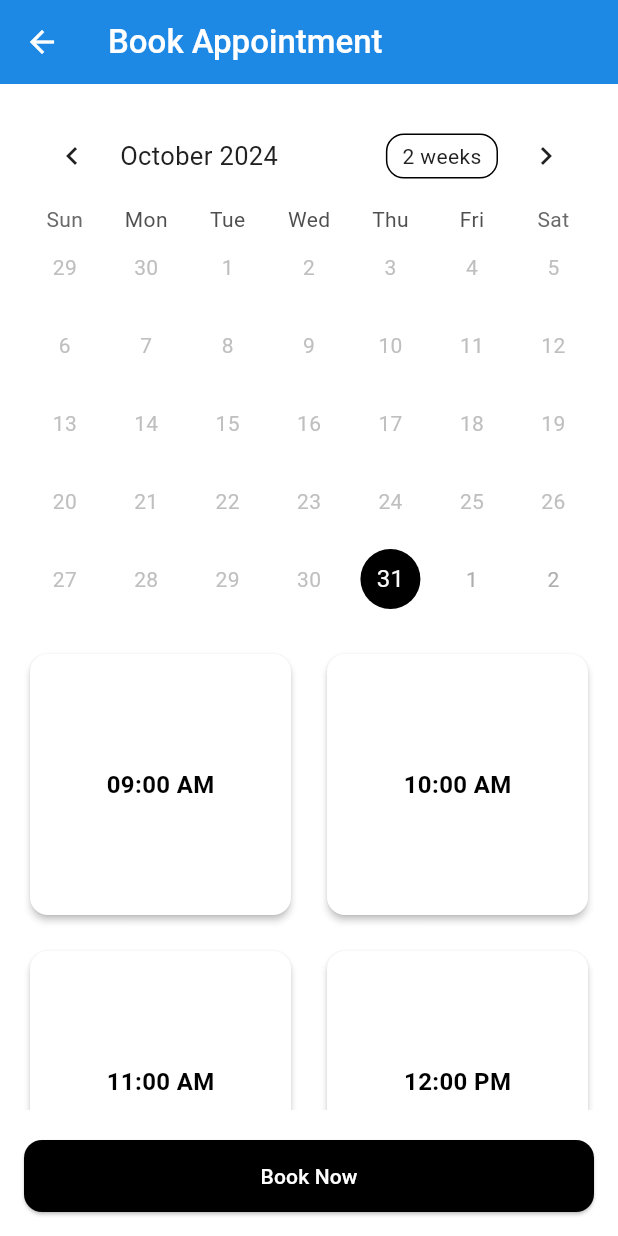
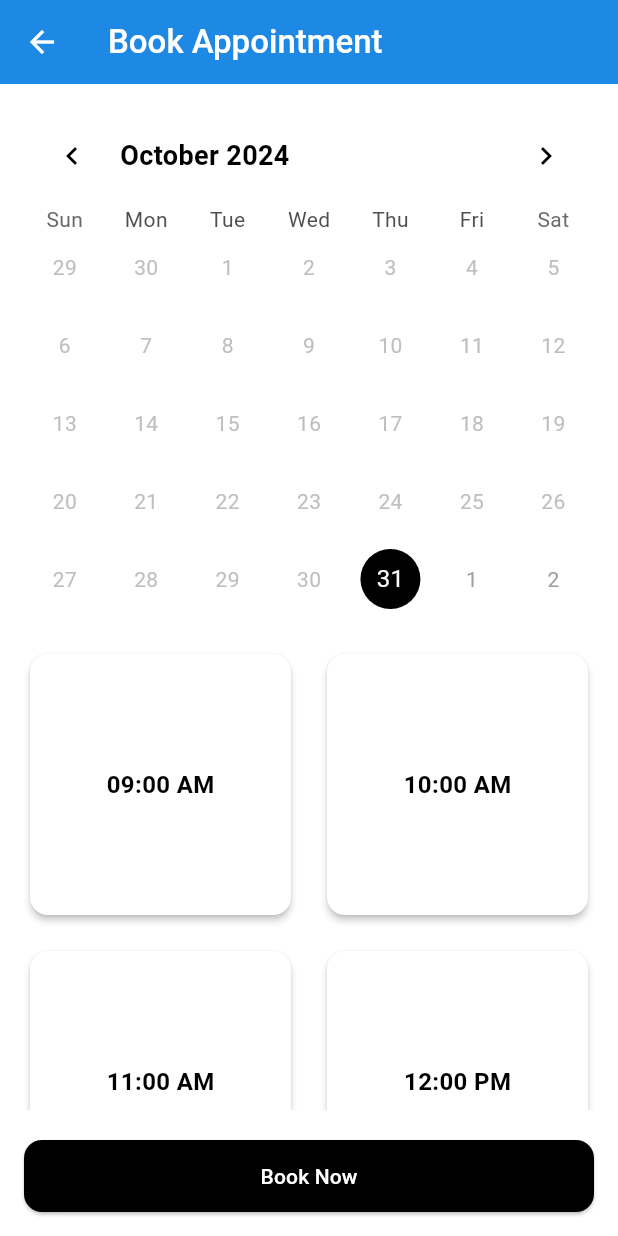
Before and after one commit to neuraquill/dycare, a Flutter app: the BookAppointmentScreen screen opened by its route, on a phone screen of 412 x 824 dp. Run offline on Flutter 3.47's test engine with Material 3 defaults, Android fonts, the light colour scheme and no system bars; drawn by our look-alikes of table_calendar; our stand-ins replace get, image_picker, pin_code_fields; accounts and stored records are empty.

Commit message:
Book_appointment ready

```diff
--- a/lib/presentation/appointments/book_appointment/book_appointment_screen.dart
+++ b/lib/presentation/appointments/book_appointment/book_appointment_screen.dart
@@ -62,7 +62,23 @@ class _BookAppointmentScreenState extends State<BookAppointmentScreen> {
                 });
               },
               firstDay: DateTime.now(),
-              lastDay: DateTime.now().add(Duration(days: 30)), // 30 days ahead
+              lastDay: DateTime.now().add(Duration(days: 365)), // 30 days ahead
+              headerStyle: HeaderStyle(
+                titleTextStyle: TextStyle(
+                  color: Colors.black, // Color for the month and year text at the top
+                  fontSize: 18,
+                  fontWeight: FontWeight.bold,
+                ),
+                formatButtonVisible: false, // Hide format button if not needed
+                leftChevronIcon: Icon(
+                  Icons.chevron_left,
+                  color: Colors.black, // Color for left arrow
+                ),
+                rightChevronIcon: Icon(
+                  Icons.chevron_right,
+                  color: Colors.black, // Color for right arrow
+                ),
+              ),
               calendarStyle: CalendarStyle(
                 selectedDecoration: BoxDecoration(
                   color: Colors.black, // Primary color for selected date
@@ -75,6 +91,15 @@ class _BookAppointmentScreenState extends State<BookAppointmentScreen> {
                 defaultDecoration: BoxDecoration(
                   shape: BoxShape.circle,
                   color: Colors.transparent,
+                ),
+                defaultTextStyle: TextStyle(
+                  color: Colors.black, // Color for default dates
+                ),
+                outsideTextStyle: TextStyle(
+                  color: Colors.grey, // Color for dates outside current month
+                ),
+                weekendTextStyle: TextStyle(
+                  color: Colors.red, // Color for weekend dates, if needed
                 ),
               ),
             ),
```
